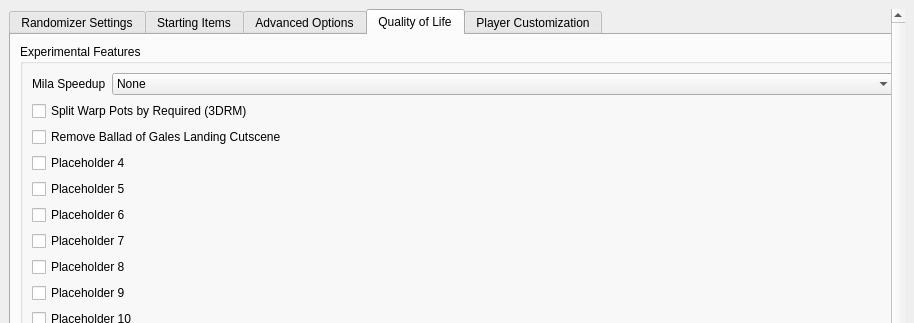
First picture: the form in wwr_ui/randomizer_window.ui, repository tanjo3/wwrando, before the edit; both pictures show x 0 to 914 and y 0 to 323 of the 914 by 800 pixel window.
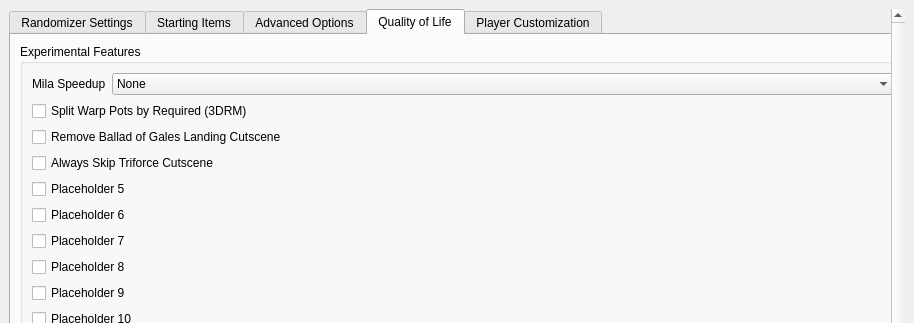
Second picture: the form after the edit. The open tabs and pages were chosen to show the change. Custom widgets are drawn as their Qt base class.

Commit message: add always skip triforce cs option

```diff
--- a/wwr_ui/randomizer_window.ui
+++ b/wwr_ui/randomizer_window.ui
@@ -1286,7 +1286,7 @@
                <item>
                 <widget class="QCheckBox" name="quality_of_life_4">
                  <property name="text">
-                  <string>Placeholder 4</string>
+                  <string>Always Skip Triforce Cutscene</string>
                  </property>
                 </widget>
                </item>
```
Left out of the diff: 2 changed lines with no effect on the pictures. The commit also changes 5 other files.
